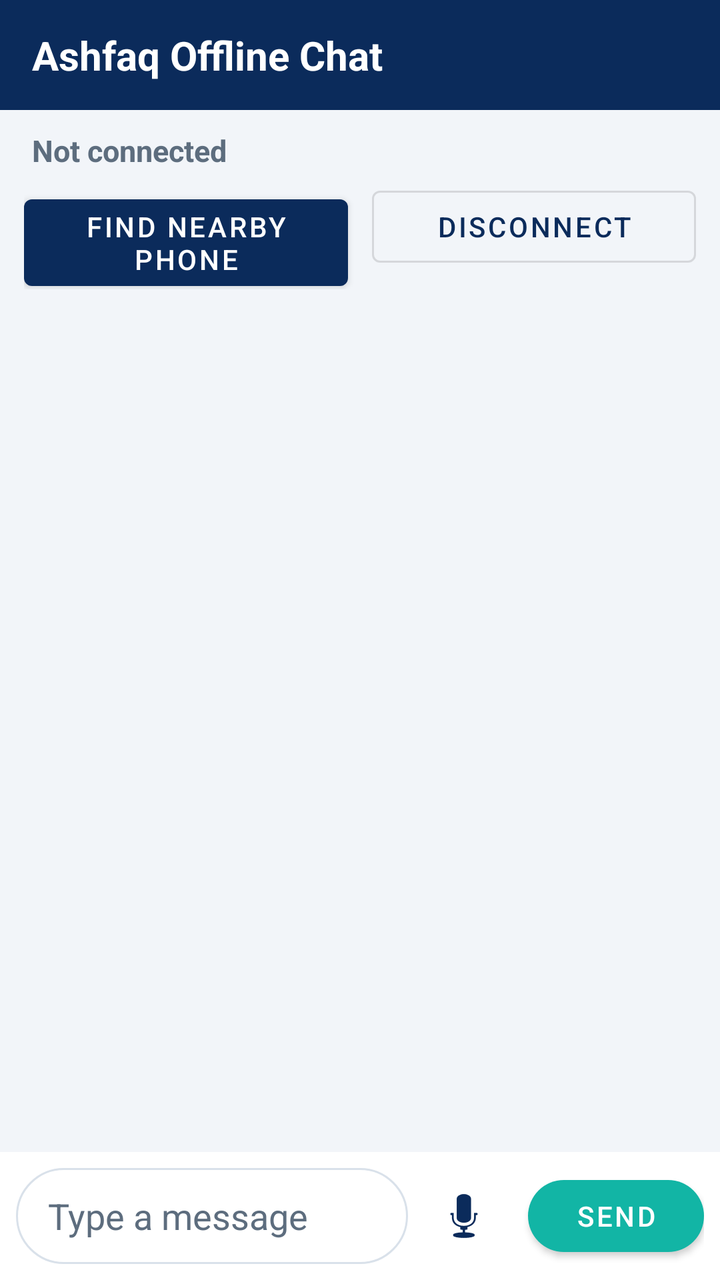
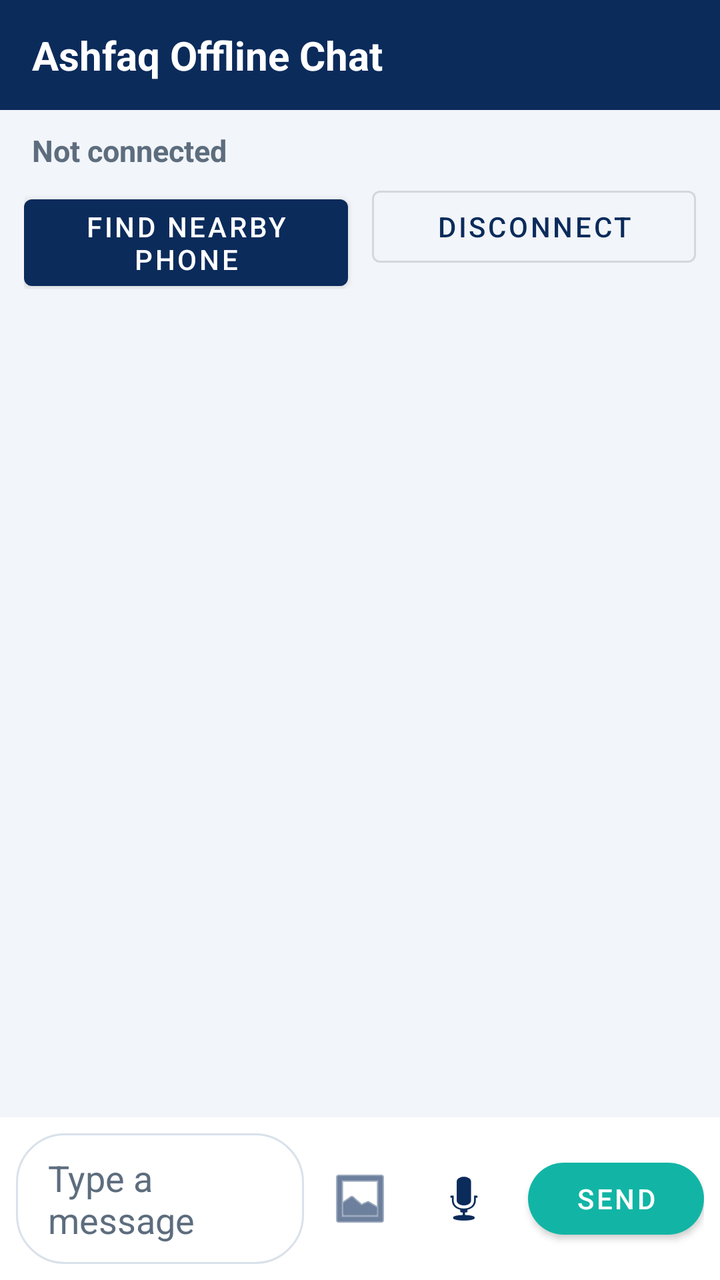

Before-and-after screenshots of an Android layout around one commit, followed by the original layout XML and the change that was made.
<!-- AndroidManifest.xml: application theme Theme.AshfaqOfflineChat -->
<!-- res/layout/activity_main.xml -->
<?xml version="1.0" encoding="utf-8"?>
<LinearLayout xmlns:android="http://schemas.android.com/apk/res/android"
    xmlns:app="http://schemas.android.com/apk/res-auto"
    android:layout_width="match_parent"
    android:layout_height="match_parent"
    android:background="@color/screen_background"
    android:orientation="vertical">

    <TextView
        android:layout_width="match_parent"
        android:layout_height="wrap_content"
        android:background="@color/primary"
        android:paddingStart="16dp"
        android:paddingTop="14dp"
        android:paddingEnd="16dp"
        android:paddingBottom="14dp"
        android:text="@string/app_name"
        android:textColor="@color/on_primary"
        android:textSize="20sp"
        android:textStyle="bold" />

    <TextView
        android:id="@+id/statusText"
        android:layout_width="match_parent"
        android:layout_height="wrap_content"
        android:paddingStart="16dp"
        android:paddingTop="10dp"
        android:paddingEnd="16dp"
        android:paddingBottom="4dp"
        android:text="@string/status_not_connected"
        android:textColor="@color/status_idle"
        android:textSize="15sp"
        android:textStyle="bold" />

    <LinearLayout
        android:layout_width="match_parent"
        android:layout_height="wrap_content"
        android:orientation="horizontal"
        android:paddingStart="12dp"
        android:paddingEnd="12dp">

        <com.google.android.material.button.MaterialButton
            android:id="@+id/buttonFind"
            android:layout_width="0dp"
            android:layout_height="wrap_content"
            android:layout_marginEnd="6dp"
            android:layout_weight="1"
            android:text="@string/find_nearby" />

        <com.google.android.material.button.MaterialButton
            android:id="@+id/buttonDisconnect"
            style="@style/Widget.MaterialComponents.Button.OutlinedButton"
            android:layout_width="0dp"
            android:layout_height="wrap_content"
            android:layout_marginStart="6dp"
            android:layout_weight="1"
            android:text="@string/disconnect" />
    </LinearLayout>

    <androidx.recyclerview.widget.RecyclerView
        android:id="@+id/recyclerMessages"
        android:layout_width="match_parent"
        android:layout_height="0dp"
        android:layout_weight="1"
        android:clipToPadding="false"
        android:paddingStart="8dp"
        android:paddingTop="8dp"
        android:paddingEnd="8dp"
        android:paddingBottom="8dp" />

    <LinearLayout
        android:layout_width="match_parent"
        android:layout_height="wrap_content"
        android:background="@color/input_bar_background"
        android:gravity="center_vertical"
        android:orientation="horizontal"
        android:padding="8dp">

        <EditText
            android:id="@+id/editMessage"
            android:layout_width="0dp"
            android:layout_height="wrap_content"
            android:layout_weight="1"
            android:background="@drawable/bg_input_field"
            android:hint="@string/message_hint"
            android:importantForAutofill="no"
            android:inputType="textCapSentences|textMultiLine"
            android:maxLines="4"
            android:minHeight="48dp"
            android:paddingStart="16dp"
            android:paddingTop="10dp"
            android:paddingEnd="16dp"
            android:paddingBottom="10dp"
            android:textColor="@color/text_primary"
            android:textColorHint="@color/text_secondary" />

        <ImageButton
            android:id="@+id/buttonMic"
            android:layout_width="48dp"
            android:layout_height="48dp"
            android:layout_marginStart="4dp"
            android:background="@android:color/transparent"
            android:contentDescription="@string/record_voice"
            android:src="@android:drawable/ic_btn_speak_now"
            android:tint="@color/primary" />

        <com.google.android.material.button.MaterialButton
            android:id="@+id/buttonSend"
            android:layout_width="wrap_content"
            android:layout_height="wrap_content"
            android:layout_marginStart="8dp"
            android:text="@string/send"
            app:backgroundTint="@color/accent"
            app:cornerRadius="24dp" />
    </LinearLayout>

</LinearLayout>
<!-- resources referenced by this layout -->
<resources>
  <color name="accent">#12B5A5</color>
  <color name="input_bar_background">#FFFFFF</color>
  <color name="on_primary">#FFFFFF</color>
  <color name="primary">#0B2B5B</color>
  <color name="screen_background">#F2F5F9</color>
  <color name="status_idle">#5D6D7E</color>
  <color name="text_primary">#1C2733</color>
  <color name="text_secondary">#5D6D7E</color>
  <!-- drawable bg_input_field (drawable) -->
  <?xml version="1.0" encoding="utf-8"?>
  <shape xmlns:android="http://schemas.android.com/apk/res/android"
      android:shape="rectangle">
      <solid android:color="@color/input_bar_background" />
      <stroke
          android:width="1dp"
          android:color="@color/input_stroke" />
      <corners android:radius="24dp" />
  </shape>
  <string name="app_name">Ashfaq Offline Chat</string>
  <string name="disconnect">Disconnect</string>
  <string name="find_nearby">Find Nearby Phone</string>
  <string name="message_hint">Type a message</string>
  <string name="record_voice">Record a voice message</string>
  <string name="send">Send</string>
  <string name="status_not_connected">Not connected</string>
  <style name="Theme.AshfaqOfflineChat" parent="Theme.MaterialComponents.Light.NoActionBar">
          <item name="colorPrimary">@color/primary</item>
          <item name="colorPrimaryDark">@color/primary_dark</item>
          <item name="colorOnPrimary">@color/on_primary</item>
          <item name="colorAccent">@color/accent</item>
          <item name="android:statusBarColor">@color/primary_dark</item>
          <item name="android:windowBackground">@color/screen_background</item>
          <item name="android:textColorPrimary">@color/text_primary</item>
      </style>
  <color name="input_stroke">#D9E1EA</color>
  <color name="primary_dark">#071F42</color>
</resources>

<!-- the commit's change to res/layout/activity_main.xml (unified diff, before → after) -->
@@ -95,6 +95,16 @@
             android:textColorHint="@color/text_secondary" />
 
         <ImageButton
+            android:id="@+id/buttonPhoto"
+            android:layout_width="48dp"
+            android:layout_height="48dp"
+            android:layout_marginStart="4dp"
+            android:background="@android:color/transparent"
+            android:contentDescription="@string/pick_photo"
+            android:src="@android:drawable/ic_menu_gallery"
+            android:tint="@color/primary" />
+
+        <ImageButton
             android:id="@+id/buttonMic"
             android:layout_width="48dp"
             android:layout_height="48dp"
<!-- resource entries referenced after the edit -->
@@ -22,6 +22,7 @@
   <string name="disconnect">Disconnect</string>
   <string name="find_nearby">Find Nearby Phone</string>
   <string name="message_hint">Type a message</string>
+  <string name="pick_photo">Send a photo</string>
   <string name="record_voice">Record a voice message</string>
   <string name="send">Send</string>
   <string name="status_not_connected">Not connected</string>
